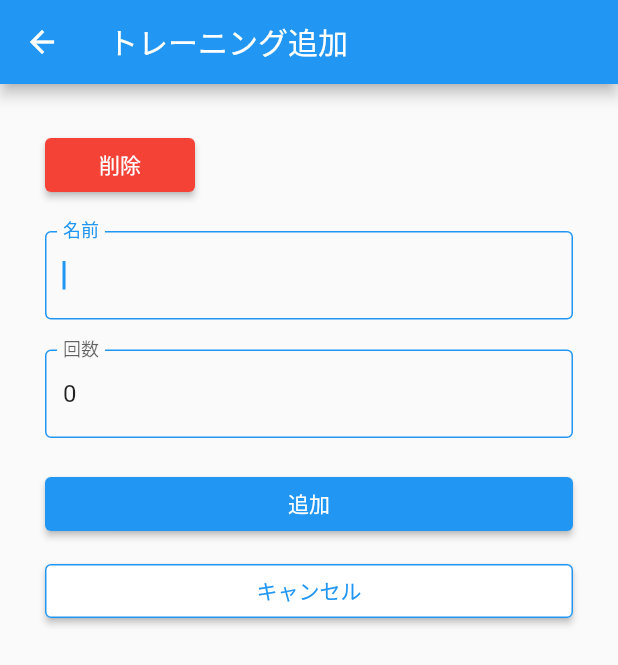
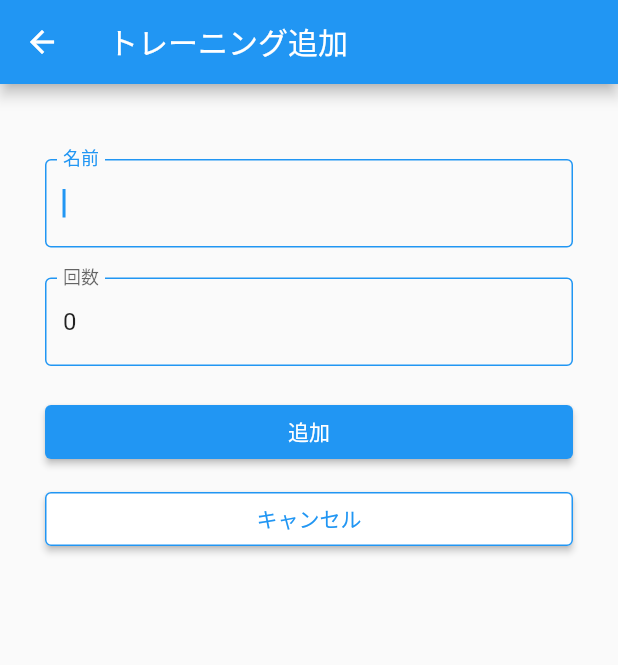
Before and after one commit to i-tanaka730/muscle_training_counter, a Flutter app: the TrainingInputPage screen opened directly, on a phone screen of 412 x 824 dp. Shown: the top 665 px of the screen. Run offline on Flutter 3.47's test engine with Material 2 defaults, Android fonts, the phone set to English and light mode, and no system bars; our stand-ins replace cloud_firestore, firebase_core, flutter_slidable; missing offline and left inert: cloud_firestore_web, firebase_core_web; accounts and stored records are empty.

Commit message:
feat: 追加画面では削除ボタンを表示しないように対応。

```diff
--- a/src/lib/ui/input/training_input_page.dart
+++ b/src/lib/ui/input/training_input_page.dart
@@ -16,7 +16,7 @@ class TrainingInputPage extends StatefulWidget {
 
 class _TrainingInputPageState extends State<TrainingInputPage> {
   /// 新規追加か
-  late bool _isCreateTodo;
+  late bool _isCreate;
 
   /// 画面項目：名前
   late String _name;
@@ -32,7 +32,7 @@ class _TrainingInputPageState extends State<TrainingInputPage> {
 
     _name = item?.getName() ?? "";
     _count = item?.getCount() ?? 0;
-    _isCreateTodo = item == null;
+    _isCreate = item == null;
   }
 
   /// 画面を作成する
@@ -41,7 +41,7 @@ class _TrainingInputPageState extends State<TrainingInputPage> {
     return Scaffold(
       appBar: AppBar(
         // アプリケーションバーに表示するタイトル
-        title: Text(_isCreateTodo ? 'トレーニング追加' : 'トレーニング編集'),
+        title: Text(_isCreate ? 'トレーニング追加' : 'トレーニング編集'),
       ),
       body: Container(
         // 全体のパディング
@@ -49,7 +49,9 @@ class _TrainingInputPageState extends State<TrainingInputPage> {
         child: Column(
           children: <Widget>[
             // 削除ボタン
-            Container(
+            Visibility(
+              visible: !_isCreate,
+              child: Container(
                 width: double.infinity,
                 alignment: Alignment.centerLeft,
                 child: SizedBox(
@@ -65,6 +67,7 @@ class _TrainingInputPageState extends State<TrainingInputPage> {
                     child: const Text(
                       "削除",
                       style: TextStyle(color: Colors.white),
+                    ),
                   ),
                 ),
               ),
@@ -121,7 +124,7 @@ class _TrainingInputPageState extends State<TrainingInputPage> {
               width: double.infinity,
               child: ElevatedButton(
                 onPressed: () {
-                  if (_isCreateTodo) {
+                  if (_isCreate) {
                     // TODO:トレーニングを追加する
                   } else {
                     // TODO:トレーニングを更新する
@@ -130,7 +133,7 @@ class _TrainingInputPageState extends State<TrainingInputPage> {
                   Navigator.of(context).pop();
                 },
                 child: Text(
-                  _isCreateTodo ? '追加' : '更新',
+                  _isCreate ? '追加' : '更新',
                   style: const TextStyle(color: Colors.white),
                 ),
               ),
```
Lines whose indentation alone changed are shown as unchanged.
